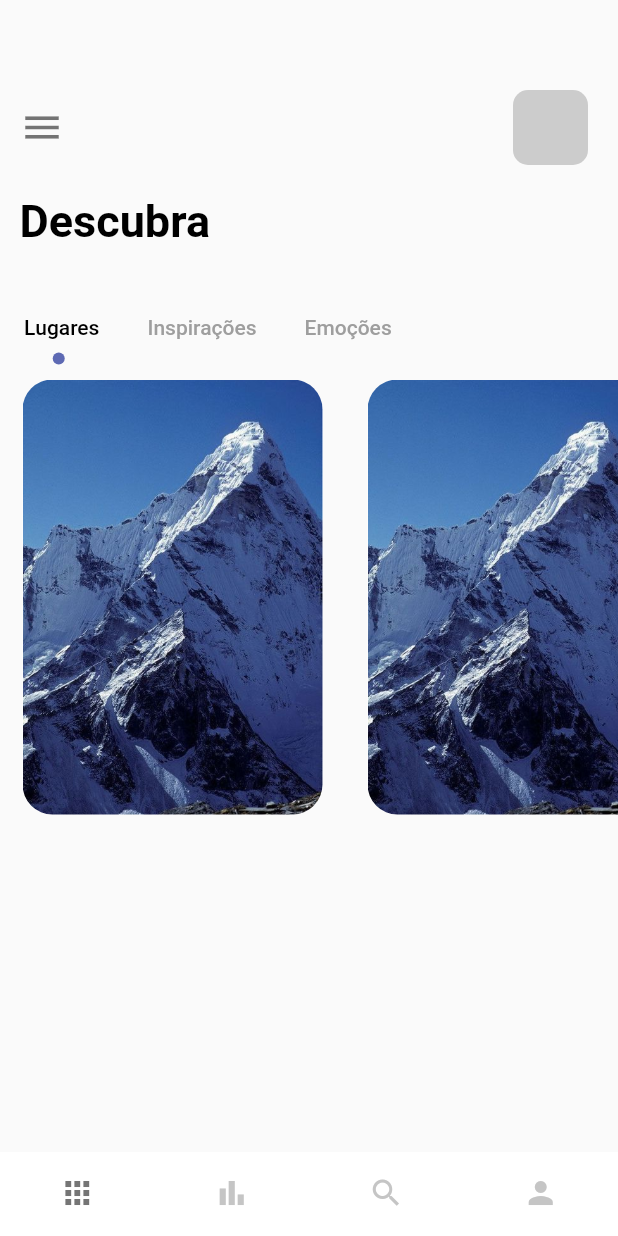
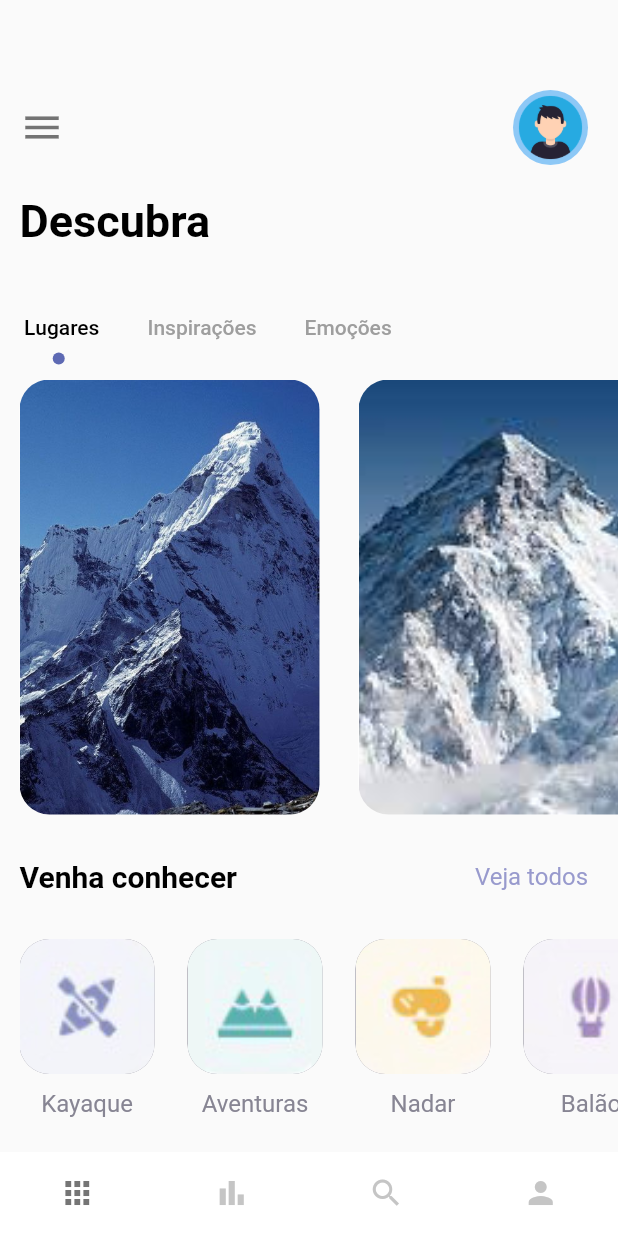
Before and after one commit to Grubba27/trips, a Flutter app: the HomePage screen opened directly, on a phone screen of 412 x 824 dp. Run offline on Flutter 3.47's test engine with Material 2 defaults, Android fonts, the phone set to English and light mode, and no system bars.

Commit message:
added stuff

```diff
--- a/lib/main.dart
+++ b/lib/main.dart
@@ -18,7 +18,7 @@ class MyApp extends StatelessWidget {
 
         primarySwatch: Colors.blue,
       ),
-      home: WelcomePage()
+      home: HomePage()
     );
   }
 }
--- /dev/null
+++ b/lib/models/icons_model.dart
@@ -0,0 +1,9 @@
+import 'package:flutter/material.dart';
+
+class IconModel {
+  String icon;
+  Color color;
+  String text;
+
+  IconModel(this.icon, this.color, this.text);
+}
--- a/lib/pages/home/main_page.dart
+++ b/lib/pages/home/main_page.dart
@@ -3,6 +3,11 @@ import 'package:flutter/material.dart';
 import 'package:flutter_cubit/misc/colors.dart';
 import 'package:flutter_cubit/widgets/app_header.dart';
 import 'package:flutter_cubit/widgets/app_larg_text.dart';
+import 'package:flutter_cubit/widgets/app_text.dart';
+import 'package:flutter_cubit/widgets/image_box.dart';
+import 'package:flutter_cubit/widgets/small_image_box.dart';
+
+import '../../models/icons_model.dart';
 
 class MainPage extends StatefulWidget {
   const MainPage({Key? key}) : super(key: key);
@@ -16,9 +21,21 @@ class _MainPageState extends State<MainPage> with TickerProviderStateMixin {
   Widget build(BuildContext context) {
     TabController _tabController = TabController(length: 3, vsync: this);
 
+    List<String> mountains = [
+      "img/mountain.jpeg",
+      "img/everest.jpeg",
+      "img/person.jpeg",
+    ];
+
+    List<IconModel> icons = [
+      IconModel('img/kayaking.png', AppColors.textColor2, 'Kayaque'),
+      IconModel('img/hiking.png', AppColors.textColor2, 'Aventuras'),
+      IconModel('img/snorkling.png', AppColors.textColor2, 'Nadar'),
+      IconModel('img/balloning.png', AppColors.textColor2, 'Balão'),
+    ];
+
     return Scaffold(
-      body: Container(
-        child: Column(
+      body: Column(
         crossAxisAlignment: CrossAxisAlignment.start,
         children: [
           Container(
@@ -35,8 +52,7 @@ class _MainPageState extends State<MainPage> with TickerProviderStateMixin {
               labelColor: Colors.black,
               unselectedLabelColor: Colors.grey,
               isScrollable: true,
-                indicator:
-                    CircleIndicator(color: AppColors.mainColor, radius: 4),
+              indicator: CircleIndicator(color: AppColors.mainColor, radius: 4),
               indicatorSize: TabBarIndicatorSize.label,
               tabs: [
                 Tab(
@@ -52,7 +68,7 @@ class _MainPageState extends State<MainPage> with TickerProviderStateMixin {
             ),
           ),
           Container(
-              padding: const EdgeInsets.only( top: 10),
+            padding: const EdgeInsets.only(top: 10),
             height: 300,
             width: double.maxFinite,
             child: TabBarView(
@@ -61,22 +77,8 @@ class _MainPageState extends State<MainPage> with TickerProviderStateMixin {
                 ListView.builder(
                   itemCount: 3,
                   scrollDirection: Axis.horizontal,
-                    itemBuilder: (BuildContext ctx, int index){
-                      return Container(
-                        margin: const EdgeInsets.only(left: 15, right: 15),
-                        width: 200,
-                        height: 300,
-                        decoration: BoxDecoration(
-                            borderRadius: BorderRadius.circular(20),
-                            color: Colors.white,
-                            image: DecorationImage(
-                                image: AssetImage(
-                                    "img/mountain.jpeg"
-                                ),
-                                fit: BoxFit.cover
-                            )
-                        ),
-                      );
+                  itemBuilder: (BuildContext ctx, int index) {
+                    return ImageBox(mountains: mountains, index: index);
                   },
                 ),
                 Tab(
@@ -87,9 +89,37 @@ class _MainPageState extends State<MainPage> with TickerProviderStateMixin {
                 )
               ],
             ),
+          ),
+          SizedBox(height: 30),
+          Container(
+            margin: const EdgeInsets.only(left: 13, right: 20),
+            child: Row(
+              mainAxisAlignment: MainAxisAlignment.spaceBetween,
+              children: [
+                AppLargeText(text: 'Venha conhecer', size: 20),
+                AppText(
+                  text: 'Veja todos',
+                  color: AppColors.textColor1,
                 )
               ],
             ),
+          ),
+          SizedBox(height: 30),
+          Container(
+            height: 120,
+            width: double.maxFinite,
+            margin: const EdgeInsets.only(left: 13),
+            child: ListView.builder(
+                itemCount: 4,
+                scrollDirection: Axis.horizontal,
+                itemBuilder: (_, index) {
+                  return AppSmallImageBox(
+                    index: index,
+                    iconModel: icons,
+                  );
+                }),
+          )
+        ],
       ),
     );
   }
--- a/lib/widgets/app_header.dart
+++ b/lib/widgets/app_header.dart
@@ -20,8 +20,11 @@ class AppHeader extends StatelessWidget {
             width: 50,
             height: 50,
             decoration: BoxDecoration(
-                borderRadius: BorderRadius.circular(10),
-                color: Colors.grey.withOpacity(0.5)),
+              borderRadius: BorderRadius.circular(25),
+              image: DecorationImage(
+                  image: AssetImage('img/face.webp'), fit: BoxFit.fill),
+              color: Colors.blue.withOpacity(0.5),
+            ),
           ),
         ],
       ),
--- /dev/null
+++ b/lib/widgets/image_box.dart
@@ -0,0 +1,21 @@
+import 'package:flutter/material.dart';
+
+class ImageBox extends StatelessWidget {
+  final List<String> mountains;
+  final int index;
+  const ImageBox({Key? key, required this.mountains, required this.index}) : super(key: key);
+
+  @override
+  Widget build(BuildContext context) {
+    return Container(
+      margin: const EdgeInsets.only(left: 13, right: 13),
+      width: 200,
+      height: 300,
+      decoration: BoxDecoration(
+          borderRadius: BorderRadius.circular(20),
+          color: Colors.white,
+          image: DecorationImage(
+              image: AssetImage(mountains[index]), fit: BoxFit.cover)),
+    );
+  }
+}
--- /dev/null
+++ b/lib/widgets/small_image_box.dart
@@ -0,0 +1,39 @@
+import 'package:flutter/cupertino.dart';
+import 'package:flutter_cubit/models/icons_model.dart';
+
+import '../misc/colors.dart';
+import 'app_text.dart';
+
+class AppSmallImageBox extends StatelessWidget {
+  final List<IconModel> iconModel;
+  final int index;
+
+  const AppSmallImageBox(
+      {Key? key, required this.iconModel, required this.index})
+      : super(key: key);
+
+  @override
+  Widget build(BuildContext context) {
+    return Container(
+      margin: const EdgeInsets.only(right: 22),
+      child: Column(
+        children: [
+          Container(
+            width: 90,
+            height: 90,
+            margin: const EdgeInsets.only(bottom: 10),
+            decoration: BoxDecoration(
+                image: DecorationImage(
+                    image: AssetImage(iconModel[index].icon), fit: BoxFit.fill),
+                color: iconModel[index].color,
+                borderRadius: BorderRadius.circular(20)),
+          ),
+          AppText(
+            text: iconModel[index].text,
+            color: AppColors.textColor2,
+          )
+        ],
+      ),
+    );
+  }
+}
```
Also changed, not shown: img/everest.jpeg (added), img/face.webp (added), img/person.jpeg (added), 12 other files. Lines whose indentation alone changed are shown as unchanged.
